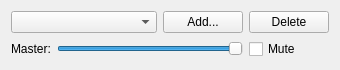
Qt form MusicCtrlUi.ui (Veggie13/Genesis1) before a commit.
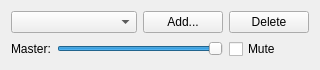
The same form after that commit.

Commit message: Adjusted sidebar size to fit on my maximized window. Updated version to rev 03.

```diff
--- a/MusicCtrlUi.ui
+++ b/MusicCtrlUi.ui
@@ -5,7 +5,7 @@
    <rect>
     <x>0</x>
     <y>0</y>
-    <width>340</width>
+    <width>320</width>
     <height>70</height>
    </rect>
   </property>
@@ -17,13 +17,13 @@
   </property>
   <property name="minimumSize" >
    <size>
-    <width>340</width>
+    <width>320</width>
     <height>70</height>
    </size>
   </property>
   <property name="maximumSize" >
    <size>
-    <width>340</width>
+    <width>320</width>
     <height>70</height>
    </size>
   </property>
```
The commit also changes 4 other files.
